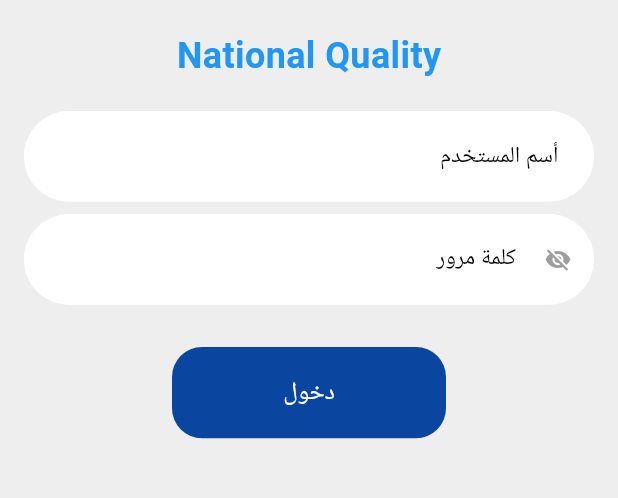
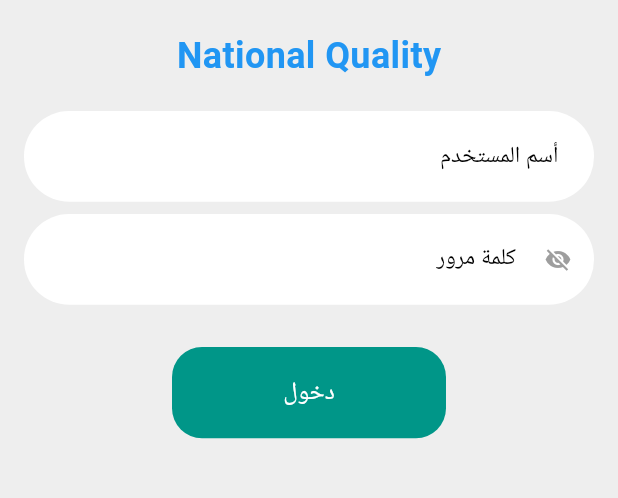
Before and after one commit to s4r4h4mdy0x01/CustomerRequestTask, a Flutter app: the screen it shows after launch, after a tap on "تسجيل الدخول", on a phone screen of 412 x 824 dp, the part 249-747 px from its top. Run offline on Flutter 3.47's test engine with Material 3 defaults, Android fonts, the phone set to English and light mode, and no system bars; our stand-ins replace dio, file_picker, flutter_bloc, flutter_screenutil, freezed_annotation, get_it and 3 more; missing offline and left inert: flutter_pdfview; generated files the repository leaves out were written again.

```diff
--- a/lib/core/theme/color_manager.dart
+++ b/lib/core/theme/color_manager.dart
@@ -1,7 +1,7 @@
 import 'package:flutter/material.dart';
 
 class ColorManager {
-  static Color primary = const Color(0xff0A46A0);
+  static const Color primary = Colors.teal;
   static Color lightPrimary = const Color(0xff1973D2);
   static Color grey = const Color(0xff737477);
   static Color lightGrey = const Color(0xff9E9E9E);
@@ -12,6 +12,6 @@ class ColorManager {
   static const Color blue = Colors.blue;
   static const Color rad = Colors.red;
   static const Color orange = Colors.orange;
-  static const Color teal = Colors.teal;
+
   static Color black = Colors.black;
 }
--- a/lib/core/theme/styles_manager.dart
+++ b/lib/core/theme/styles_manager.dart
@@ -22,7 +22,7 @@ class TextStylesManager {
   static TextStyle font25TealRegular = TextStyle(
     fontSize: 25.sp,
     fontWeight: FontWeightManager.regular,
-    color: ColorManager.teal,
+    color: ColorManager.primary,
   );
 
   static TextStyle font16PrimarySemiBold = TextStyle(
--- a/lib/features/auth/ui/screens/splash_login_or_register.dart
+++ b/lib/features/auth/ui/screens/splash_login_or_register.dart
@@ -20,7 +20,7 @@ class SplashLoginOrRegister extends StatelessWidget {
             const AuthLogo(), verticalSpace(20), const AuthTitle(),
             verticalSpace(40),
             CustomElevatedButtonApp(
-              color: ColorManager.teal,
+              color: ColorManager.primary,
               text: 'تسجيل الدخول',
               onPressed: () {
                 context.pushNamed(RoutesString.login);
@@ -29,14 +29,12 @@ class SplashLoginOrRegister extends StatelessWidget {
             const SizedBox(height: 20),
             // زر تسجيل المؤسسة
             CustomElevatedButtonApp(
-              color: ColorManager.teal,
+              color: ColorManager.primary,
               text: 'تسجيل المؤسسة',
               // onPressed: () {
               //   context.pushNamed(RoutesString.registerScreen);
               // },
-              onPressed: () {
-
-              },
+              onPressed: () {},
             ),
           ],
         ),
--- a/lib/features/leader/add_new_customer_request/ui/screen/add_new_customer_request_screen.dart
+++ b/lib/features/leader/add_new_customer_request/ui/screen/add_new_customer_request_screen.dart
@@ -1,4 +1,5 @@
 import 'package:customer_request_task/core/helper/spacing.dart';
+import 'package:customer_request_task/core/theme/color_manager.dart';
 import 'package:customer_request_task/core/theme/styles_manager.dart';
 import 'package:customer_request_task/core/widgets/app_text_button.dart';
 import 'package:customer_request_task/features/leader/add_new_customer_request/logic/customer_request_cubit.dart';
@@ -14,7 +15,7 @@ class AddNewCustomerRequestScreen extends StatelessWidget {
   Widget build(BuildContext context) {
     return Scaffold(
       appBar: AppBar(
-        backgroundColor: Colors.blue,
+        backgroundColor: ColorManager.primary,
 
         title: Text(
           'فتح حساب جديد',
```
Also changed, not shown: lib/features/main_features/create_invoice/logic/create_invoice_cubit.dart (+22 -1 lines), lib/features/main_features/create_invoice/ui/create_invoice_sceen.dart (line endings or trailing spaces).
